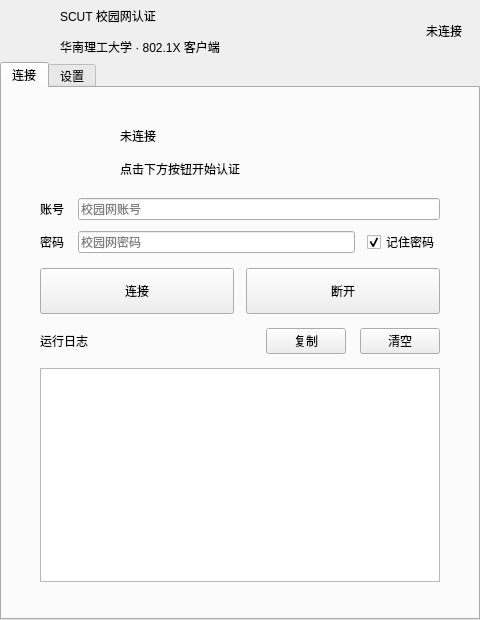
First picture: the form in src/ui/mainwindow.ui, repository Crsuh2er0/SCUTNetLogin, before the edit.
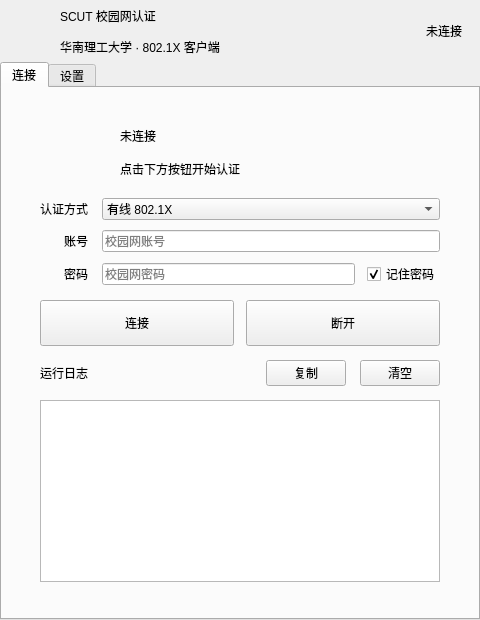
Second picture: the form after the edit.

```diff
--- a/src/ui/mainwindow.ui
+++ b/src/ui/mainwindow.ui
@@ -147,23 +147,40 @@
              <property name="fieldGrowthPolicy"><enum>QFormLayout::AllNonFixedFieldsGrow</enum></property>
              <property name="labelAlignment"><set>Qt::AlignRight|Qt::AlignVCenter</set></property>
              <item row="0" column="0">
+              <widget class="QLabel" name="label_authmode">
+               <property name="text"><string>认证方式</string></property>
+               <property name="formLabel" stdset="0"><bool>true</bool></property>
+              </widget>
+             </item>
+             <item row="0" column="1">
+              <widget class="QComboBox" name="comboAuthMode">
+               <property name="toolTip"><string>有线：802.1X 认证（宿舍网口）；无线：Portal 网页认证（scut-student 等 SSID）</string></property>
+               <item>
+                <property name="text"><string>有线 802.1X</string></property>
+               </item>
+               <item>
+                <property name="text"><string>无线 Portal</string></property>
+               </item>
+              </widget>
+             </item>
+             <item row="1" column="0">
               <widget class="QLabel" name="label_user">
                <property name="text"><string>账号</string></property>
                <property name="formLabel" stdset="0"><bool>true</bool></property>
               </widget>
              </item>
-             <item row="0" column="1">
+             <item row="1" column="1">
               <widget class="QLineEdit" name="editUsername">
                <property name="placeholderText"><string>校园网账号</string></property>
               </widget>
              </item>
-             <item row="1" column="0">
+             <item row="2" column="0">
               <widget class="QLabel" name="label_pwd">
                <property name="text"><string>密码</string></property>
                <property name="formLabel" stdset="0"><bool>true</bool></property>
               </widget>
              </item>
-             <item row="1" column="1">
+             <item row="2" column="1">
               <layout class="QHBoxLayout" name="pwdLayout">
                <property name="spacing"><number>12</number></property>
                <item>
```
